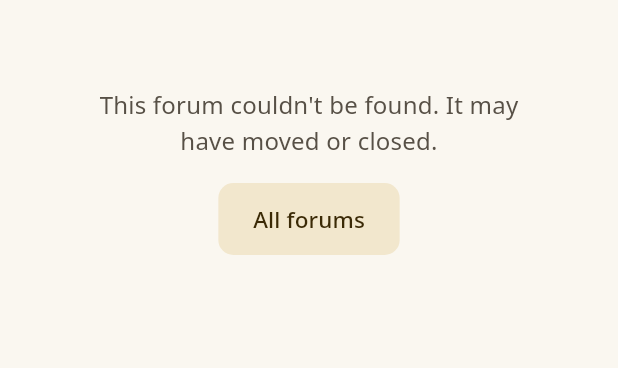
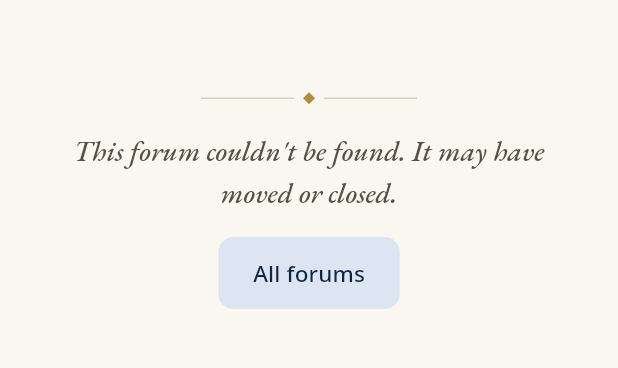
Before and after one commit to Shnayim-Mikrah-V-Echad-Targum/app, a Flutter app: the ForumScreen screen opened directly with empty values, on a phone screen of 412 x 824 dp, the part 69-437 px from its top. Run offline on Flutter 3.47's test engine with Material 3 defaults, Android fonts, the phone set to English and light mode, and no system bars; our stand-ins replace flutter_local_notifications, flutter_riverpod, flutter_timezone, flutter_tts, go_router, package_info_plus and 5 more; accounts and stored records are empty.

Commit message:
Lay the not-found and missing-forum pages out as empty states
The "Page not found" page and the missing-forum page (wave A2) drew their
own centred message in bodyLarge, and their Tonal buttons took Material's
secondaryContainer, which is gold in the Klaf & Techelet palette. They now
follow DESIGN_SYSTEM.md §6.22 as EmptyState does: a SeferDivider, the
sentence in the marginalia style, 320 wide and 40 below the app bar, and
the Tonal action in primaryContainer through AppButtons.tonal (§6.5: gold
is never a button). The page still scrolls at a large text size, and Try
again stays a Text button.

The navigation test now expects the Tonal button in primaryContainer.

Co-Authored-By: Claude Opus 5.5 <noreply@anthropic.com>
Claude-Session: https://claude.ai/code/session_01FpCxE3pusCE35YFjz4NtTU

```diff
--- a/lib/features/community/ui/forum_screen.dart
+++ b/lib/features/community/ui/forum_screen.dart
@@ -4,6 +4,7 @@ import 'package:go_router/go_router.dart';
 
 import '../../../services/feedback.dart';
 import '../../../ui/l10n.dart';
+import '../../../ui/theme/app_theme.dart';
 import '../../../ui/widgets/common.dart';
 import '../../../ui/widgets/fallbacks.dart';
 import '../data/community_providers.dart';
@@ -82,7 +83,11 @@ class _ForumScreenState extends ConsumerState<ForumScreen> {
             : CenteredMessage(
                 text: error != null ? communityError(l, error) : l.forumNotFound,
                 actions: [
-                  FilledButton.tonal(onPressed: () => context.go('/community'), child: Text(l.allForums)),
+                  FilledButton.tonal(
+                    style: AppButtons.tonal(context),
+                    onPressed: () => context.go('/community'),
+                    child: Text(l.allForums),
+                  ),
                   if (error != null)
                     TextButton(onPressed: () => ref.invalidate(forumsProvider), child: Text(l.actionRetry)),
                 ],
--- a/lib/ui/widgets/fallbacks.dart
+++ b/lib/ui/widgets/fallbacks.dart
@@ -2,7 +2,9 @@ import 'package:flutter/material.dart';
 import 'package:go_router/go_router.dart';
 
 import '../l10n.dart';
+import '../theme/app_theme.dart';
 import 'common.dart';
+import 'ornaments.dart';
 
 /// The leading button of the app bar of a page that can open with nothing
 /// beneath it, from a link, a notification or a web reload: a way home to
@@ -22,8 +24,10 @@ Widget? homeLeading(BuildContext context) {
 }
 
 /// A short message on a page that has nothing else to show, with what to do
-/// next beneath it: the first of [actions] a Tonal button, any others Text
-/// buttons (DESIGN_SYSTEM.md §6.22).
+/// next beneath it: the first of [actions] a Tonal button (styled with
+/// [AppButtons.tonal]), any others Text buttons. Laid out as an [EmptyState]
+/// (DESIGN_SYSTEM.md §6.22): a divider, one gentle sentence, centred, at most
+/// 320 wide and 40 below the app bar; it scrolls when large text needs it.
 class CenteredMessage extends StatelessWidget {
   const CenteredMessage({super.key, required this.text, this.actions = const []});
 
@@ -32,7 +36,6 @@ class CenteredMessage extends StatelessWidget {
 
   @override
   Widget build(BuildContext context) {
-    final theme = Theme.of(context);
     return SingleChildScrollView(
       padding: const EdgeInsets.fromLTRB(24, 40, 24, 24),
       child: Center(
@@ -41,11 +44,9 @@ class CenteredMessage extends StatelessWidget {
           child: Column(
             mainAxisSize: MainAxisSize.min,
             children: [
-              Text(
-                text,
-                textAlign: TextAlign.center,
-                style: theme.textTheme.bodyLarge?.copyWith(color: theme.colorScheme.onSurfaceVariant),
-              ),
+              const SeferDivider(),
+              const Gap(12),
+              Text(text, textAlign: TextAlign.center, style: SeferType.of(context).marginalia),
               if (actions.isNotEmpty) ...[
                 const Gap(16),
                 Wrap(alignment: WrapAlignment.center, spacing: 8, runSpacing: 8, children: actions),
@@ -72,6 +73,7 @@ class NotFoundPage extends StatelessWidget {
         text: l.notFoundBody,
         actions: [
           FilledButton.tonalIcon(
+            style: AppButtons.tonal(context),
             icon: const Icon(Icons.home_outlined),
             label: Text(l.goToToday),
             onPressed: () => context.go('/today'),
```
Also changed, not shown: 1 other file.
